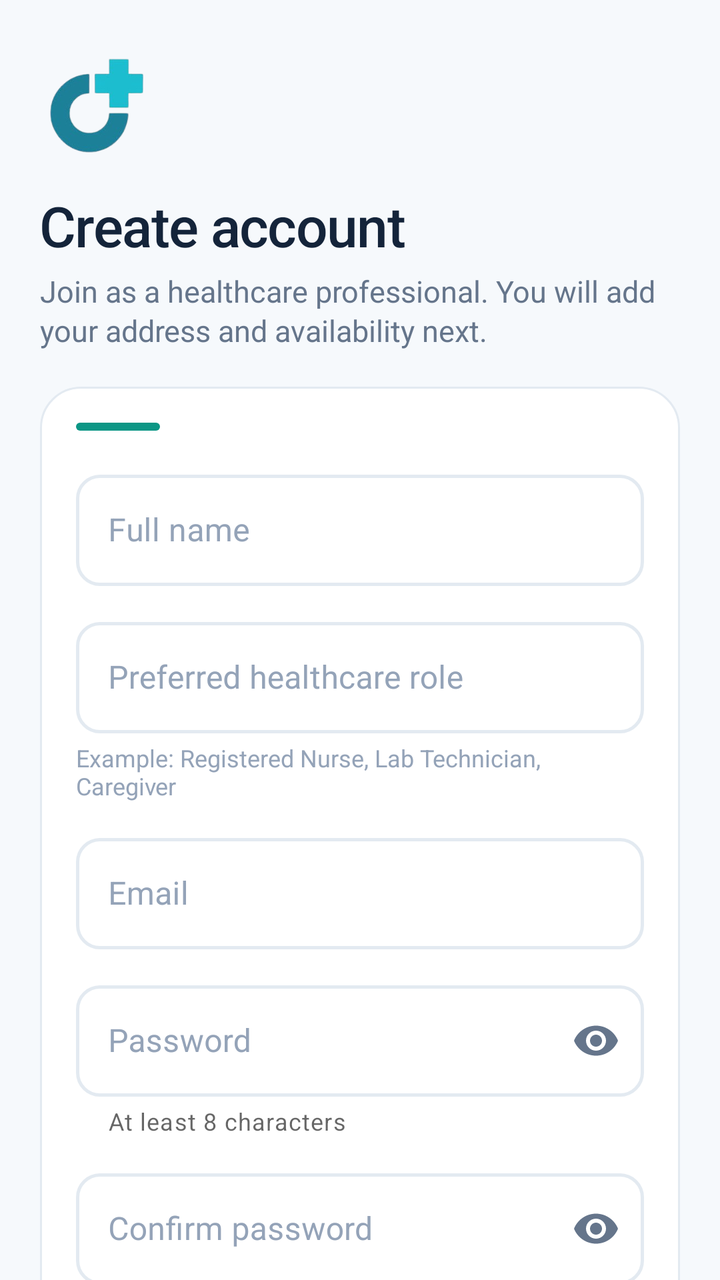
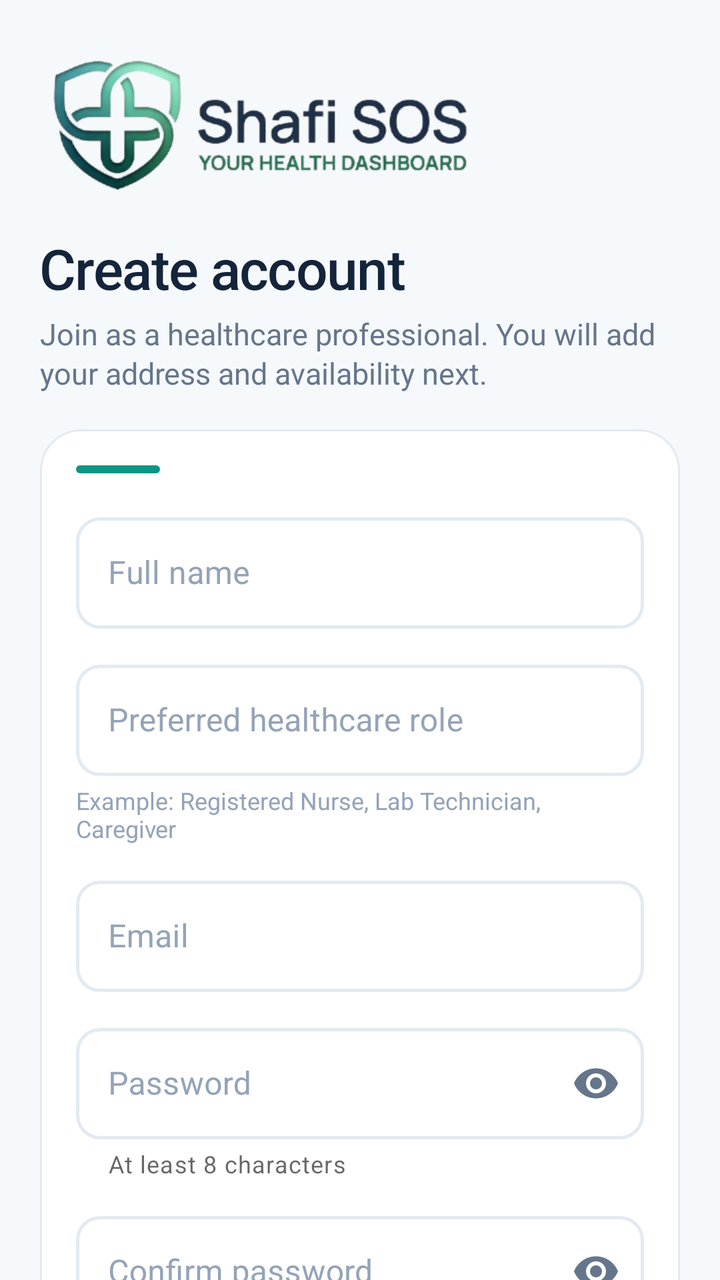

Screens rendered from an Android XML layout before and after an edit, with the pre-edit source and the edit as a unified diff.
<!-- AndroidManifest.xml: application theme Theme.Shafi -->
<!-- res/layout/activity_signup.xml -->
<?xml version="1.0" encoding="utf-8"?>
<ScrollView xmlns:android="http://schemas.android.com/apk/res/android"
    xmlns:app="http://schemas.android.com/apk/res-auto"
    xmlns:tools="http://schemas.android.com/tools"
    android:id="@+id/main"
    android:layout_width="match_parent"
    android:layout_height="match_parent"
    android:background="@color/page"
    android:clipToPadding="false"
    android:fillViewport="true"
    android:isScrollContainer="true"
    android:scrollbars="none"
    tools:context=".Signup">

    <LinearLayout
        android:layout_width="match_parent"
        android:layout_height="wrap_content"
        android:orientation="vertical"
        android:paddingStart="20dp"
        android:paddingTop="24dp"
        android:paddingEnd="20dp"
        android:paddingBottom="28dp">

        <ImageView
            android:layout_width="56dp"
            android:layout_height="56dp"
            android:contentDescription="Shafi SOS"
            android:scaleType="fitCenter"
            android:src="@drawable/sos_logo" />

        <TextView
            android:layout_width="match_parent"
            android:layout_height="wrap_content"
            android:layout_marginTop="14dp"
            android:fontFamily="sans-serif-medium"
            android:letterSpacing="-0.02"
            android:text="Create account"
            android:textColor="@color/text_primary"
            android:textSize="28sp" />

        <TextView
            android:layout_width="match_parent"
            android:layout_height="wrap_content"
            android:layout_marginTop="4dp"
            android:lineSpacingExtra="2dp"
            android:text="Join as a healthcare professional. You will add your address and availability next."
            android:textColor="@color/text_secondary"
            android:textSize="15sp" />

        <LinearLayout
            android:layout_width="match_parent"
            android:layout_height="wrap_content"
            android:layout_marginTop="18dp"
            android:background="@drawable/bg_auth_card"
            android:orientation="vertical"
            android:paddingStart="18dp"
            android:paddingTop="18dp"
            android:paddingEnd="18dp"
            android:paddingBottom="18dp">

            <View
                android:layout_width="42dp"
                android:layout_height="4dp"
                android:background="@drawable/bg_accent_bar" />

            <com.google.android.material.textfield.TextInputLayout
                style="@style/Widget.Shafi.TextInput"
                android:layout_width="match_parent"
                android:layout_height="wrap_content"
                android:layout_marginTop="16dp"
                android:hint="Full name">

                <com.google.android.material.textfield.TextInputEditText
                    android:id="@+id/et_signup_name"
                    android:layout_width="match_parent"
                    android:layout_height="wrap_content"
                    android:imeOptions="actionNext"
                    android:inputType="textPersonName|textCapWords"
                    android:textColor="@color/text_primary"
                    android:textSize="16sp" />
            </com.google.android.material.textfield.TextInputLayout>

            <com.google.android.material.textfield.TextInputLayout
                style="@style/Widget.Shafi.TextInput"
                android:layout_width="match_parent"
                android:layout_height="wrap_content"
                android:layout_marginTop="12dp"
                android:hint="Preferred healthcare role">

                <com.google.android.material.textfield.TextInputEditText
                    android:id="@+id/et_signup_role"
                    android:layout_width="match_parent"
                    android:layout_height="wrap_content"
                    android:imeOptions="actionNext"
                    android:inputType="textCapWords"
                    android:textColor="@color/text_primary"
                    android:textSize="16sp" />
            </com.google.android.material.textfield.TextInputLayout>

            <TextView
                android:layout_width="match_parent"
                android:layout_height="wrap_content"
                android:layout_marginTop="4dp"
                android:text="Example: Registered Nurse, Lab Technician, Caregiver"
                android:textColor="@color/text_muted"
                android:textSize="12sp" />

            <com.google.android.material.textfield.TextInputLayout
                style="@style/Widget.Shafi.TextInput"
                android:layout_width="match_parent"
                android:layout_height="wrap_content"
                android:layout_marginTop="12dp"
                android:hint="Email">

                <com.google.android.material.textfield.TextInputEditText
                    android:id="@+id/et_signup_email"
                    android:layout_width="match_parent"
                    android:layout_height="wrap_content"
                    android:imeOptions="actionNext"
                    android:inputType="textEmailAddress"
                    android:textColor="@color/text_primary"
                    android:textSize="16sp" />
            </com.google.android.material.textfield.TextInputLayout>

            <com.google.android.material.textfield.TextInputLayout
                style="@style/Widget.Shafi.TextInput"
                android:layout_width="match_parent"
                android:layout_height="wrap_content"
                android:layout_marginTop="12dp"
                android:hint="Password"
                app:endIconMode="password_toggle"
                app:helperText="At least 8 characters">

                <com.google.android.material.textfield.TextInputEditText
                    android:id="@+id/et_signup_password"
                    android:layout_width="match_parent"
                    android:layout_height="wrap_content"
                    android:imeOptions="actionNext"
                    android:inputType="textPassword"
                    android:textColor="@color/text_primary"
                    android:textSize="16sp" />
            </com.google.android.material.textfield.TextInputLayout>

            <com.google.android.material.textfield.TextInputLayout
                style="@style/Widget.Shafi.TextInput"
                android:layout_width="match_parent"
                android:layout_height="wrap_content"
                android:layout_marginTop="12dp"
                android:hint="Confirm password"
                app:endIconMode="password_toggle">

                <com.google.android.material.textfield.TextInputEditText
                    android:id="@+id/et_signup_confirm"
                    android:layout_width="match_parent"
                    android:layout_height="wrap_content"
                    android:imeOptions="actionDone"
                    android:inputType="textPassword"
                    android:textColor="@color/text_primary"
                    android:textSize="16sp" />
            </com.google.android.material.textfield.TextInputLayout>

            <CheckBox
                android:id="@+id/cb_consent"
                android:layout_width="match_parent"
                android:layout_height="wrap_content"
                android:layout_marginTop="8dp"
                android:buttonTint="@color/navy_action"
                android:paddingStart="8dp"
                android:paddingEnd="4dp"
                android:text="I agree to the terms and privacy policy."
                android:textColor="@color/text_primary"
                android:textSize="14sp" />

            <TextView
                android:id="@+id/tv_signup_error"
                android:layout_width="match_parent"
                android:layout_height="wrap_content"
                android:layout_marginTop="8dp"
                android:background="@color/error_bg"
                android:paddingStart="12dp"
                android:paddingTop="8dp"
                android:paddingEnd="12dp"
                android:paddingBottom="8dp"
                android:textColor="@color/error"
                android:textSize="13sp"
                android:visibility="gone" />

            <com.google.android.material.button.MaterialButton
                android:id="@+id/btn_signup"
                style="@style/Widget.Shafi.Button"
                android:layout_width="match_parent"
                android:layout_height="wrap_content"
                android:layout_marginTop="14dp"
                android:text="Create account" />
        </LinearLayout>

        <LinearLayout
            android:layout_width="wrap_content"
            android:layout_height="wrap_content"
            android:layout_marginTop="16dp"
            android:gravity="center_vertical"
            android:orientation="horizontal">

            <TextView
                android:layout_width="wrap_content"
                android:layout_height="wrap_content"
                android:text="Already registered? "
                android:textColor="@color/text_secondary"
                android:textSize="14sp" />

            <TextView
                android:id="@+id/tv_login_link"
                style="@style/Text.Shafi.Link"
                android:layout_width="wrap_content"
                android:layout_height="wrap_content"
                android:background="?attr/selectableItemBackground"
                android:paddingStart="2dp"
                android:paddingTop="6dp"
                android:paddingEnd="6dp"
                android:paddingBottom="6dp"
                android:text="Sign in" />
        </LinearLayout>
    </LinearLayout>
</ScrollView>
<!-- resources referenced by this layout -->
<resources>
  <color name="error">#F04444</color>
  <color name="error_bg">#FFF0F0</color>
  <color name="navy_action">#243F91</color>
  <color name="page">#F6F9FC</color>
  <color name="text_muted">#94A3B8</color>
  <color name="text_primary">#14243A</color>
  <color name="text_secondary">#65758B</color>
  <!-- drawable bg_accent_bar (drawable) -->
  <?xml version="1.0" encoding="utf-8"?>
  <shape xmlns:android="http://schemas.android.com/apk/res/android" android:shape="rectangle">
      <solid android:color="@color/emerald" />
      <corners android:radius="4dp" />
  </shape>
  <!-- drawable bg_auth_card (drawable) -->
  <?xml version="1.0" encoding="utf-8"?>
  <shape xmlns:android="http://schemas.android.com/apk/res/android" android:shape="rectangle">
      <solid android:color="@color/white" />
      <corners android:radius="20dp" />
      <stroke android:width="1dp" android:color="@color/line" />
  </shape>
  <!-- drawable sos_logo: png bitmap (drawable, 28146 bytes) -->
  <style name="Text.Shafi.Link" parent="TextAppearance.MaterialComponents.Body2">
          <item name="android:textSize">14sp</item>
          <item name="android:fontFamily">sans-serif-medium</item>
          <item name="android:textColor">@color/text_link</item>
      </style>
  <style name="Widget.Shafi.Button" parent="Widget.MaterialComponents.Button">
          <item name="cornerRadius">14dp</item>
          <item name="android:textAllCaps">false</item>
          <item name="android:fontFamily">sans-serif-medium</item>
          <item name="android:letterSpacing">0</item>
          <item name="android:textSize">15sp</item>
          <item name="android:minHeight">50dp</item>
          <item name="android:insetTop">0dp</item>
          <item name="android:insetBottom">0dp</item>
          <item name="android:textColor">@color/button_text</item>
          <item name="backgroundTint">@color/button_fill</item>
          <item name="rippleColor">#66FFFFFF</item>
          <item name="iconTint">@color/button_text</item>
      </style>
  <style name="Theme.Shafi" parent="Theme.MaterialComponents.Light.NoActionBar">
          <item name="colorPrimary">@color/theme</item>
          <item name="colorPrimaryVariant">@color/theme</item>
          <item name="colorOnPrimary">@color/white</item>
          <item name="colorSecondary">@color/theme</item>
          <item name="colorSecondaryVariant">@color/theme</item>
          <item name="colorOnSecondary">@color/white</item>
          <item name="android:statusBarColor">@color/white</item>
          <item name="android:navigationBarColor">@color/white</item>
          <item name="android:windowLightNavigationBar">true</item>
          <item name="android:windowBackground">@color/page</item>
          <item name="android:windowLightStatusBar">true</item>
          <item name="textInputStyle">@style/Widget.Shafi.TextInput</item>
          <item name="colorControlHighlight">#33243F91</item>
      </style>
  <color name="emerald">#0B9685</color>
  <color name="white">#FFFFFFFF</color>
  <color name="line">#E3EAF1</color>
  <style name="Text.Shafi.FieldHint" parent="TextAppearance.MaterialComponents.Caption">
          <item name="android:textSize">13sp</item>
          <item name="android:fontFamily">sans-serif-medium</item>
      </style>
  <color name="theme">#0B9685</color>
  <!-- unchanged entries left out for length: 1 -->
</resources>

<!-- the commit's change to res/layout/activity_signup.xml (unified diff, before → after) -->
@@ -22,8 +22,9 @@
         android:paddingBottom="28dp">
 
         <ImageView
-            android:layout_width="56dp"
-            android:layout_height="56dp"
+            android:layout_width="220dp"
+            android:layout_height="wrap_content"
+            android:adjustViewBounds="true"
             android:contentDescription="Shafi SOS"
             android:scaleType="fitCenter"
             android:src="@drawable/sos_logo" />
<!-- resource entries referenced after the edit -->
@@ -20,7 +20,7 @@
       <corners android:radius="20dp" />
       <stroke android:width="1dp" android:color="@color/line" />
   </shape>
-  <!-- drawable sos_logo: png bitmap (drawable, 28146 bytes) -->
+  <!-- drawable sos_logo: png bitmap (drawable, 56471 bytes) -->
   <style name="Text.Shafi.Link" parent="TextAppearance.MaterialComponents.Body2">
           <item name="android:textSize">14sp</item>
           <item name="android:fontFamily">sans-serif-medium</item>
